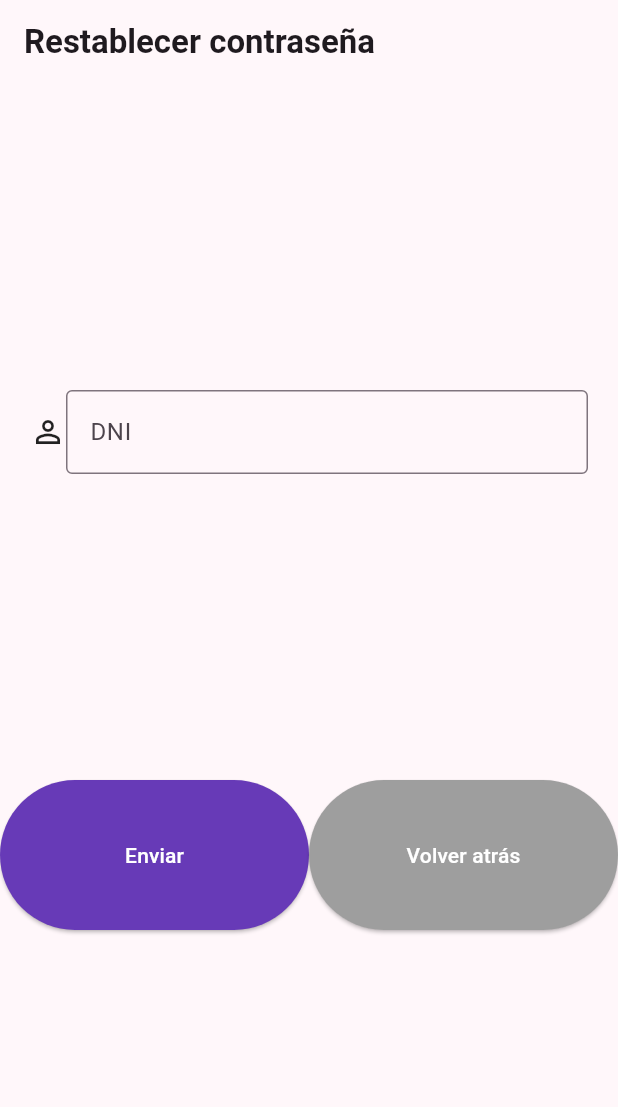
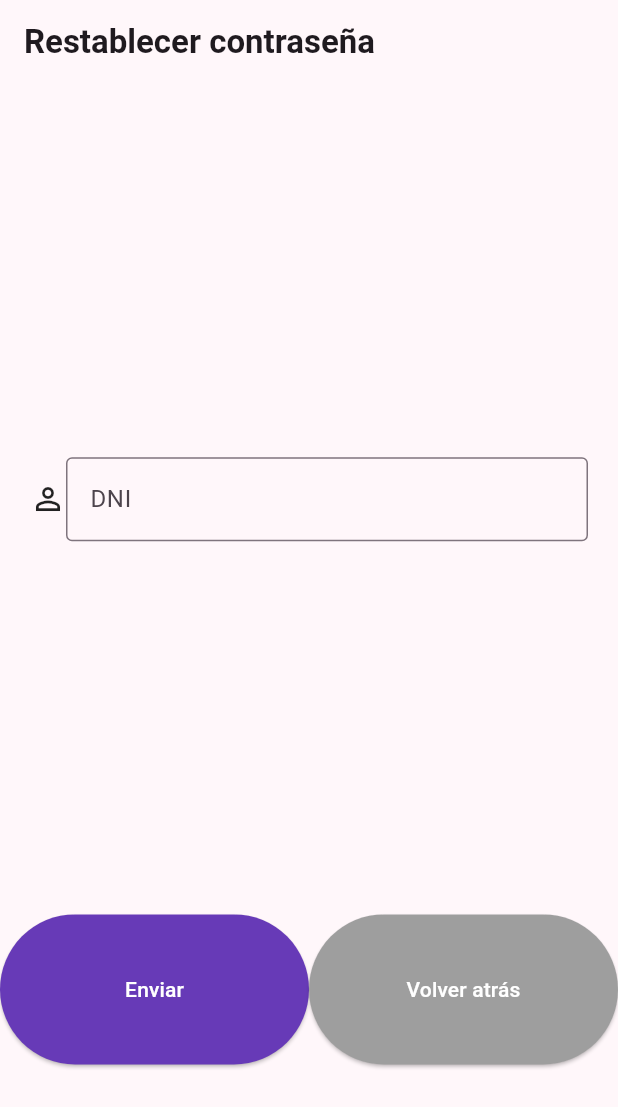
Before and after one commit to TsolidarioFG/2024-AGAELA-plataforma, a Flutter app: the PasswordRecovery screen opened by its route, on a phone screen of 412 x 824 dp. Shown: the top 1107 px of the screen. Run offline on Flutter 3.47's test engine with Material 3 defaults, Android fonts, the phone set to English and light mode, and no system bars; our stand-ins replace get_it, go_router; accounts and stored records are empty; generated files the repository leaves out were written again.

Commit message:
Adapted password recovery screen to be scrolleable

```diff
--- a/agaela_app/lib/features/password_recovery/screens/password_recovery.dart
+++ b/agaela_app/lib/features/password_recovery/screens/password_recovery.dart
@@ -1,6 +1,7 @@
 import 'package:agaela_app/common_widgets/default_alert_dialog.dart';
 import 'package:agaela_app/common_widgets/default_icon_form_field.dart';
 import 'package:agaela_app/common_widgets/default_send_buttons.dart';
+import 'package:agaela_app/common_widgets/scrolleable_widget.dart';
 import 'package:agaela_app/common_widgets/text_appbar.dart';
 import 'package:agaela_app/features/password_recovery/services/password_recovery_service.dart';
 import 'package:agaela_app/locators.dart';
@@ -18,6 +19,8 @@ class PasswordRecovery extends StatefulWidget {
 }
 
 class _PasswordRecoveryState extends State<PasswordRecovery> {
+  final double height = 20.0;
+
   final PasswordRecoveryService _passwordRecoveryService =
       locator<PasswordRecoveryService>();
 
@@ -54,9 +57,13 @@ class _PasswordRecoveryState extends State<PasswordRecovery> {
       body: Form(
           key: _passwordRecoveryFormKey,
           autovalidateMode: AutovalidateMode.onUserInteraction,
+          child: ScrolleableWidget(
             child: Column(
               mainAxisAlignment: MainAxisAlignment.spaceEvenly,
               children: <Widget>[
+                SizedBox(
+                  height: height,
+                ),
                 DefaultIconFormField(
                   controller: _dniController,
                   icon: const Icon(Icons.perm_identity),
@@ -68,9 +75,13 @@ class _PasswordRecoveryState extends State<PasswordRecovery> {
                         : null;
                   },
                 ),
+                SizedBox(
+                  height: height,
+                ),
                 FutureBuilder(
                     future: _request,
-                builder: (BuildContext context, AsyncSnapshot<void> snapshot) =>
+                    builder: (BuildContext context,
+                            AsyncSnapshot<void> snapshot) =>
                         snapshot.connectionState == ConnectionState.waiting
                             ? const CircularProgressIndicator()
                             : DefaultSendButtons(
@@ -83,7 +94,7 @@ class _PasswordRecoveryState extends State<PasswordRecovery> {
                                     context.goNamed(RoutesNames.login.name))),
               ],
             ),
-      ),
+          )),
     );
   }
 }
```
Lines whose indentation alone changed are shown as unchanged.
